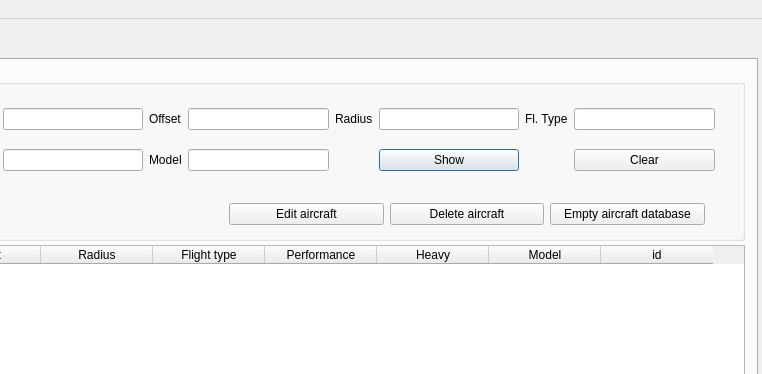
First picture: the form in ScheduleUi/MainWindow.ui, repository kantooon/ScheduleViewer, before the edit; both pictures show x 308 to 1070 and y 0 to 374 of the 1070 by 740 pixel window.
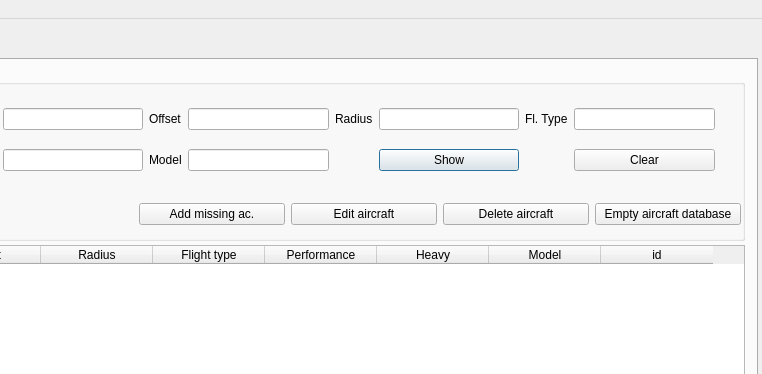
Second picture: the form after the edit. The open tabs and pages were chosen to show the change. Icons and pictures are not drawn.

Commit message: implemented adding missing aircraft from schedules

```diff
--- a/ScheduleUi/MainWindow.ui
+++ b/ScheduleUi/MainWindow.ui
@@ -825,13 +825,20 @@
       <widget class="QWidget" name="verticalLayoutWidget_3">
        <property name="geometry">
         <rect>
-         <x>525</x>
+         <x>435</x>
          <y>126</y>
-         <width>476</width>
+         <width>602</width>
          <height>46</height>
         </rect>
        </property>
        <layout class="QHBoxLayout" name="horizontalLayout_3">
+        <item>
+         <widget class="QPushButton" name="addMissingAircraftButton">
+          <property name="text">
+           <string>Add missing ac.</string>
+          </property>
+         </widget>
+        </item>
         <item>
          <widget class="QPushButton" name="editAircraftButton">
           <property name="text">
```
Left out of the diff: 14 changed lines with no effect on the pictures. The commit also changes 5 other files.
